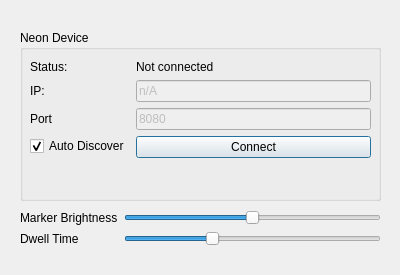
Before: the Qt Designer form src/widgets/ui/settings.ui in pupil-labs/gaze-controlled-cursor-demo, drawn with Qt 5.
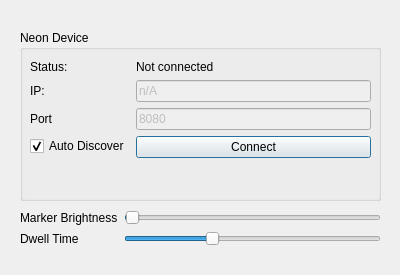
After: the same form once the commit is applied.

What changed in the file:
```diff
--- a/src/widgets/ui/settings.ui
+++ b/src/widgets/ui/settings.ui
@@ -132,7 +132,7 @@
        <number>255</number>
       </property>
       <property name="value">
-       <number>128</number>
+       <number>1</number>
       </property>
       <property name="orientation">
        <enum>Qt::Horizontal</enum>
```
